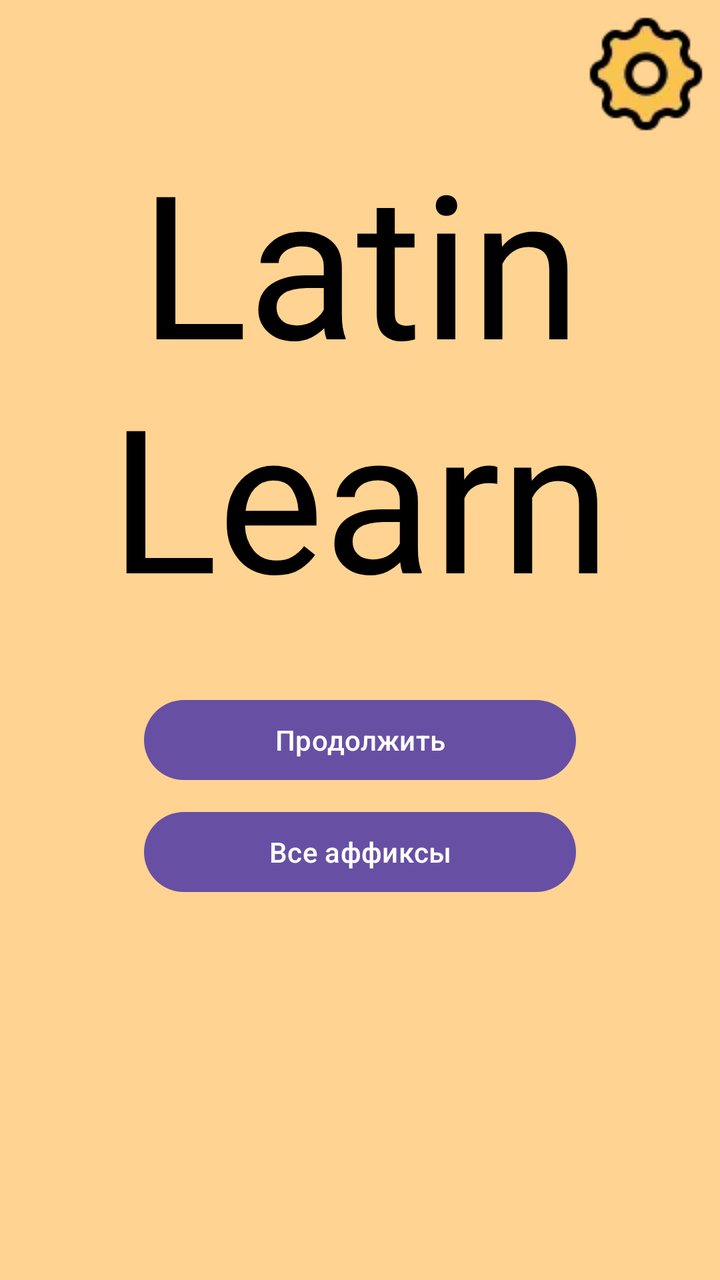
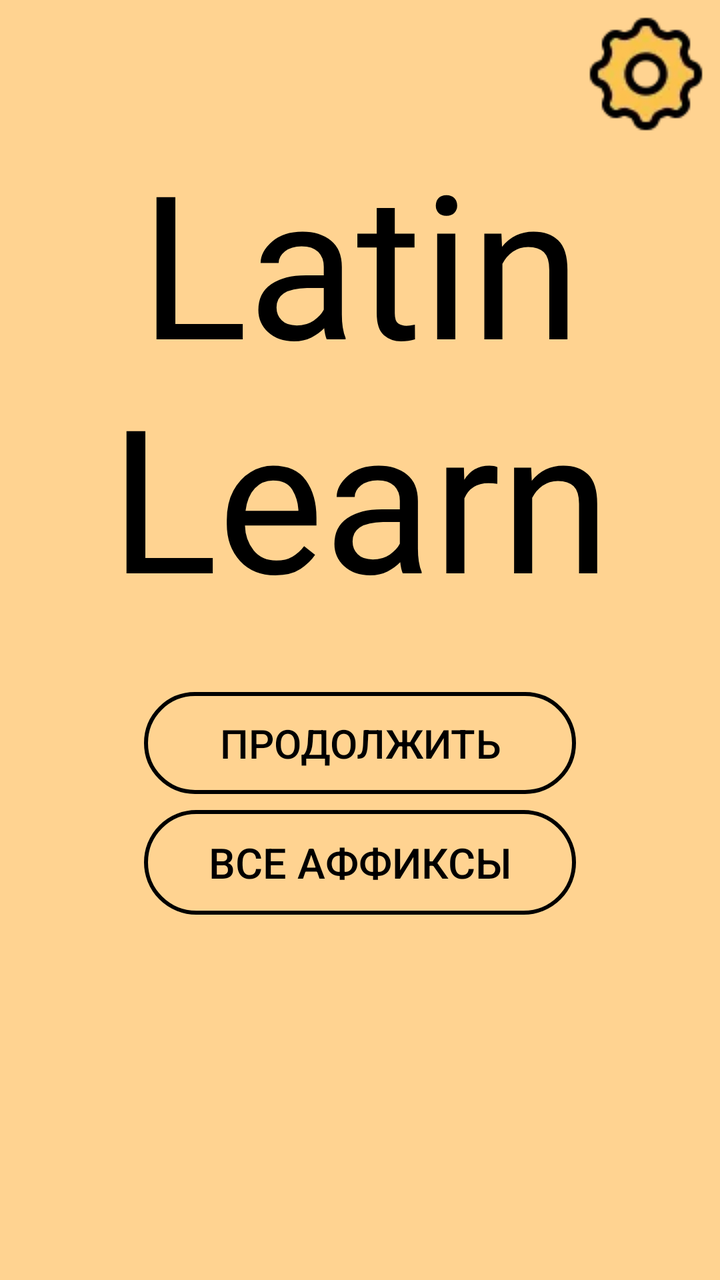

Before-and-after screenshots of an Android layout around one commit, followed by the original layout XML and the change that was made.
<!-- AndroidManifest.xml: application theme Theme.LatinLearn -->
<!-- res/layout/activity_main_menu.xml -->
<?xml version="1.0" encoding="utf-8"?>
<androidx.constraintlayout.widget.ConstraintLayout xmlns:android="http://schemas.android.com/apk/res/android"
    xmlns:app="http://schemas.android.com/apk/res-auto"
    xmlns:tools="http://schemas.android.com/tools"
    android:id="@+id/main"
    android:background="@color/Background"
    android:layout_width="match_parent"
    android:layout_height="match_parent"
    tools:context=".main_menu">

    <Button
        android:id="@+id/button"
        android:layout_width="0dp"
        android:layout_height="wrap_content"
        android:layout_marginTop="32dp"
        android:text="Продолжить"
        app:layout_constraintBottom_toBottomOf="parent"
        app:layout_constraintEnd_toEndOf="parent"
        app:layout_constraintStart_toStartOf="parent"
        app:layout_constraintTop_toBottomOf="@+id/textView3"
        app:layout_constraintVertical_bias="0.0"
        app:layout_constraintWidth_percent="0.6" />

    <ImageButton
        android:id="@+id/imageButton2"
        android:layout_width="wrap_content"
        android:layout_height="wrap_content"
        android:layout_marginTop="5dp"
        android:layout_marginEnd="5dp"
        android:background="#00FFFFFF"
        android:src="@drawable/gear_ico"
        android:contentDescription="кнопка настроек"
        app:layout_constraintEnd_toEndOf="parent"
        app:layout_constraintTop_toTopOf="parent"
        app:srcCompat="@android:drawable/ic_menu_help"
         />

    <TextView
        android:id="@+id/textView3"
        android:layout_width="wrap_content"
        android:layout_height="wrap_content"
        android:layout_marginTop="64dp"
        android:fontFamily="@font/divagon"
        android:gravity="center"
        android:text="@string/text_in_menu"
        android:textColor="@color/black"
        android:textSize="100sp"
        app:layout_constraintEnd_toEndOf="parent"
        app:layout_constraintStart_toStartOf="parent"
        app:layout_constraintTop_toTopOf="parent" />

    <Button
        android:id="@+id/button2"
        android:layout_width="0dp"
        android:layout_height="wrap_content"
        android:layout_marginTop="8dp"
        android:text="Все аффиксы"
        app:layout_constraintEnd_toEndOf="parent"
        app:layout_constraintStart_toStartOf="parent"
        app:layout_constraintTop_toBottomOf="@+id/button"
        app:layout_constraintWidth_percent="0.6" />
</androidx.constraintlayout.widget.ConstraintLayout>
<!-- resources referenced by this layout -->
<resources>
  <color name="Background">#ffd391</color>
  <color name="black">#FF000000</color>
  <!-- drawable gear_ico: webp bitmap (drawable, 1800 bytes) -->
  <string name="text_in_menu">Latin\nLearn</string>
  <style name="Theme.LatinLearn" parent="Base.Theme.LatinLearn" />
  <style name="Base.Theme.LatinLearn" parent="Theme.Material3.DayNight.NoActionBar">
          
          
      </style>
</resources>

<!-- the commit's change to res/layout/activity_main_menu.xml (unified diff, before → after) -->
@@ -8,12 +8,15 @@
     android:layout_height="match_parent"
     tools:context=".main_menu">
 
-    <Button
-        android:id="@+id/button"
+    <android.widget.Button
+        android:id="@+id/btn_continue"
         android:layout_width="0dp"
         android:layout_height="wrap_content"
         android:layout_marginTop="32dp"
         android:text="Продолжить"
+        android:background="@drawable/button_outline_selector"
+        android:textColor="@color/black"
+        android:textSize="20sp"
         app:layout_constraintBottom_toBottomOf="parent"
         app:layout_constraintEnd_toEndOf="parent"
         app:layout_constraintStart_toStartOf="parent"
@@ -32,8 +35,7 @@
         android:contentDescription="кнопка настроек"
         app:layout_constraintEnd_toEndOf="parent"
         app:layout_constraintTop_toTopOf="parent"
-        app:srcCompat="@android:drawable/ic_menu_help"
-         />
+        app:srcCompat="@android:drawable/ic_menu_help" />
 
     <TextView
         android:id="@+id/textView3"
@@ -49,14 +51,19 @@
         app:layout_constraintStart_toStartOf="parent"
         app:layout_constraintTop_toTopOf="parent" />
 
-    <Button
+    <android.widget.Button
         android:id="@+id/button2"
         android:layout_width="0dp"
         android:layout_height="wrap_content"
         android:layout_marginTop="8dp"
+        android:background="@drawable/button_outline_selector"
         android:text="Все аффиксы"
+        android:textColor="@color/black"
+        android:textSize="21sp"
         app:layout_constraintEnd_toEndOf="parent"
         app:layout_constraintStart_toStartOf="parent"
-        app:layout_constraintTop_toBottomOf="@+id/button"
+        app:layout_constraintTop_toBottomOf="@+id/btn_continue"
         app:layout_constraintWidth_percent="0.6" />
+
+
 </androidx.constraintlayout.widget.ConstraintLayout>
<!-- resource entries referenced after the edit -->
@@ -2,9 +2,53 @@
 <resources>
   <color name="Background">#ffd391</color>
   <color name="black">#FF000000</color>
+  <!-- drawable button_outline_selector (drawable) -->
+  <?xml version="1.0" encoding="utf-8"?>
+  <selector xmlns:android="http://schemas.android.com/apk/res/android">
+      
+      <item android:state_pressed="true" android:drawable="@drawable/button_outline_pressed" />
+  
+      
+      <item android:drawable="@drawable/button_outline" />
+  </selector>
   <!-- drawable gear_ico: webp bitmap (drawable, 1800 bytes) -->
   <string name="text_in_menu">Latin\nLearn</string>
   <style name="Theme.LatinLearn" parent="Base.Theme.LatinLearn" />
+  <!-- drawable button_outline_pressed (drawable) -->
+  <?xml version="1.0" encoding="utf-8"?>
+  <shape xmlns:android="http://schemas.android.com/apk/res/android"
+      android:shape="rectangle">
+      <solid android:color="#08000000" /> 
+      <stroke
+          android:width="2dp"
+          android:color="#000000" />
+      <corners android:radius="32dp" />
+      <padding
+          android:left="24dp"
+          android:top="12dp"
+          android:right="24dp"
+          android:bottom="12dp" />
+  </shape>
+  <!-- drawable button_outline (drawable) -->
+  <?xml version="1.0" encoding="utf-8"?>
+  <shape xmlns:android="http://schemas.android.com/apk/res/android"
+      android:shape="rectangle">
+  
+      <solid android:color="@android:color/transparent" />
+  
+      <stroke
+          android:width="2dp"
+          android:color="@color/black" />
+  
+      <corners android:radius="32dp" />
+  
+      <padding
+          android:left="24dp"
+          android:top="12dp"
+          android:right="24dp"
+          android:bottom="12dp" />
+  
+  </shape>
   <style name="Base.Theme.LatinLearn" parent="Theme.Material3.DayNight.NoActionBar">
           
           
